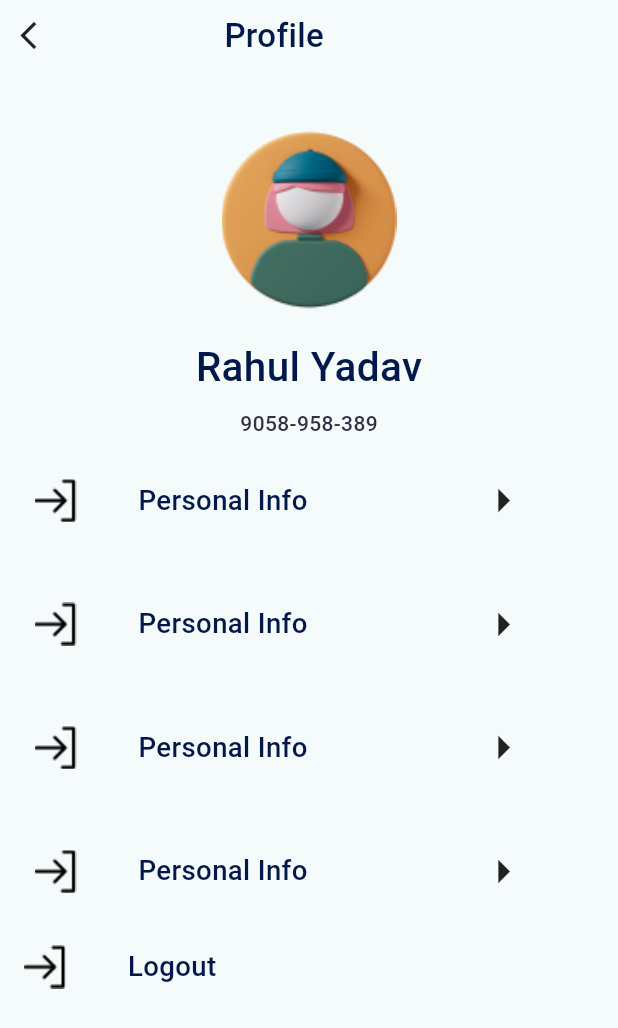
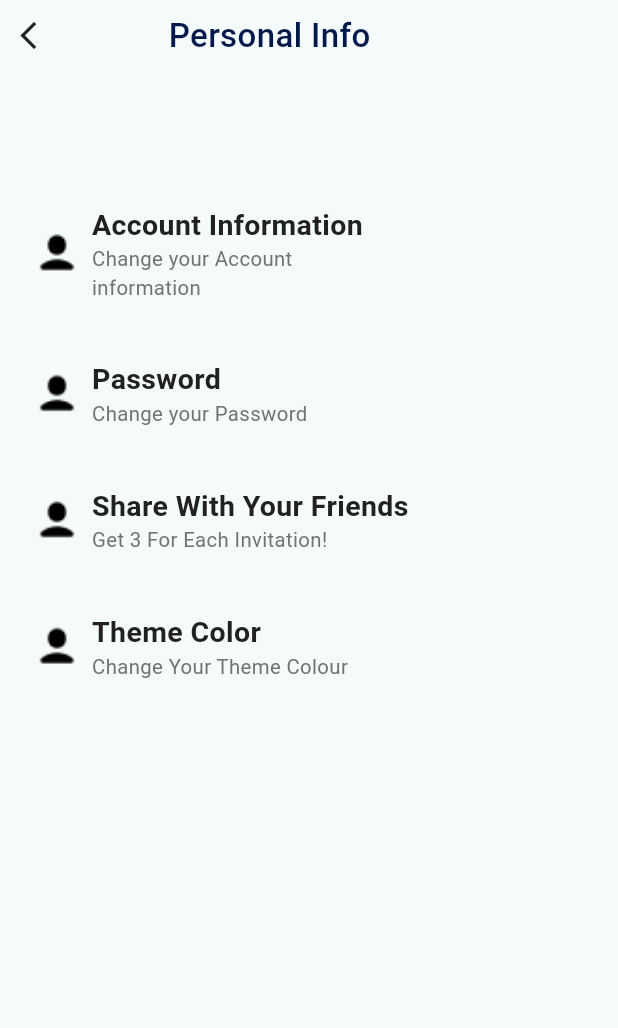
Before and after one commit to yadavrahul818980/RJPOLICE_HACK_1098_CyberSecure_9, a Flutter app: the screen it shows after launch, on a phone screen of 412 x 824 dp. Shown: the top 1028 px of the screen. Run offline on Flutter 3.47's test engine with Material 3 defaults, Android fonts, the phone set to English and light mode, and no system bars; our stand-ins replace pinput; Roboto replaces fonts that are missing (Poppins).

Commit message:
personal info Page ui is complete

```diff
--- a/lib/main.dart
+++ b/lib/main.dart
@@ -1,3 +1,4 @@
+import 'package:cyber_secure/screens/personalInfo.dart';
 import 'package:cyber_secure/screens/profile.dart';
 import 'package:cyber_secure/screens/trends.dart';
 import 'package:flutter/material.dart';
@@ -26,7 +27,7 @@ class MyApp extends StatelessWidget {
             seedColor: const Color.fromARGB(255, 255, 255, 255)),
         useMaterial3: true,
       ),
-      home: profile(),
+      home: personal(),
       // home: const MyHomePage(title: 'Flutter Demo Home Page'),
     );
   }
--- a/lib/screens/personalInfo.dart
+++ b/lib/screens/personalInfo.dart
@@ -0,0 +1,71 @@
+import 'package:cyber_secure/screens/utilities.dart';
+import 'package:flutter/material.dart';
+
+class personal extends StatefulWidget {
+  const personal({super.key});
+
+  @override
+  State<personal> createState() => _personalState();
+}
+
+class _personalState extends State<personal> {
+  @override
+  Widget build(BuildContext context) {
+    return Scaffold(
+        body: ListView(
+      children: [buildheading(context)],
+    ));
+  }
+
+  Widget buildheading(BuildContext context) {
+    final screenHeight = MediaQuery.of(context).size.height;
+    final screenWidth = MediaQuery.of(context).size.width;
+    return Padding(
+      padding: const EdgeInsets.all(8.0),
+      child: Column(
+        crossAxisAlignment: CrossAxisAlignment.center,
+        children: [
+          Container(
+              child: Row(
+            mainAxisAlignment: MainAxisAlignment.start,
+            children: [
+              Icon(
+                Icons.arrow_back_ios_new_sharp,
+                size: 22.0,
+              ),
+              SizedBox(
+                width: screenWidth * 0.2,
+              ),
+              CustomText(
+                text: 'Personal Info',
+                fontStyle: null,
+                color: Color(0xFF00184A),
+                fontSize: 22,
+              ),
+            ],
+          )),
+          SizedBox(
+            height: screenHeight * 0.1,
+          ),
+          personalInfo('assets/User.png', 'Account Information',
+              'Change your Account information', context, personal()),
+          SizedBox(
+            height: screenHeight * 0.01,
+          ),
+          personalInfo('assets/User.png', 'Password', 'Change your Password',
+              context, personal()),
+          SizedBox(
+            height: screenHeight * 0.01,
+          ),
+          personalInfo('assets/User.png', 'Share With Your Friends',
+              'Get 3 For Each Invitation!', context, personal()),
+          SizedBox(
+            height: screenHeight * 0.01,
+          ),
+          personalInfo('assets/User.png', 'Theme Color',
+              'Change Your Theme Colour', context, personal()),
+        ],
+      ),
+    );
+  }
+}
--- a/lib/screens/utilities.dart
+++ b/lib/screens/utilities.dart
@@ -591,3 +591,64 @@ Widget settingBox(image, text1, context, page) {
             ))),
   );
 }
+
+Widget personalInfo(image, text1, text2, context, page) {
+  final screenHeight = MediaQuery.of(context).size.height;
+  final screenWidth = MediaQuery.of(context).size.width;
+
+  return GestureDetector(
+    onTap: () {
+      Navigator.push(context, MaterialPageRoute(builder: (context) => page));
+    },
+    child: Container(
+        // height: screenHeight * 0.1,
+        // width: screenWidth * width,
+        // decoration: BoxDecoration(borderRadius: BorderRadius.circular(5)),
+        child: Padding(
+            padding: const EdgeInsets.all(7.0),
+            child: Padding(
+              padding: const EdgeInsets.all(8.0),
+              child: Row(
+                mainAxisAlignment: MainAxisAlignment.start,
+                children: [
+                  Image.asset(
+                    image,
+                    scale: 0.8,
+                    // height: screenHeight * 0.032,
+                  ),
+                  SizedBox(width: screenWidth * 0.02),
+                  Column(
+                    crossAxisAlignment: CrossAxisAlignment.start,
+                    children: [
+                      Text(
+                        text1,
+                        style: TextStyle(
+                          color: Color(0xFF212121),
+                          fontSize: 19,
+                          fontFamily: 'Poppins',
+                          fontWeight: FontWeight.w600,
+                          // height: 0,
+                        ),
+                      ),
+                      Container(
+                        width: screenWidth * 0.5,
+                        child: Text(text2,
+                            style: TextStyle(
+                              color: Color(0xFF727272),
+                              fontSize: 13.57,
+                              fontFamily: 'Poppins',
+                              fontWeight: FontWeight.w400,
+                            )),
+                      ),
+                    ],
+                  ),
+                  // SizedBox(width: screenWidth * 0.15),
+                  // Icon(
+                  //   Icons.arrow_right_sharp,
+                  //   size: 38.0,
+                  // )
+                ],
+              ),
+            ))),
+  );
+}
```
